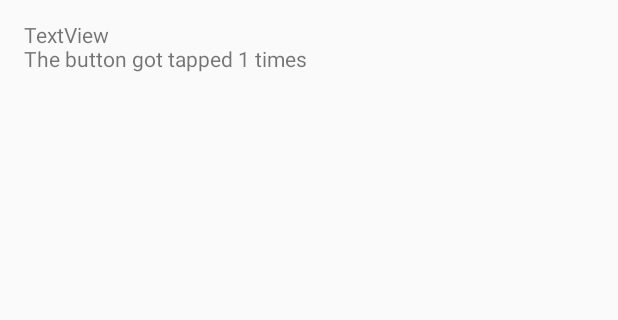
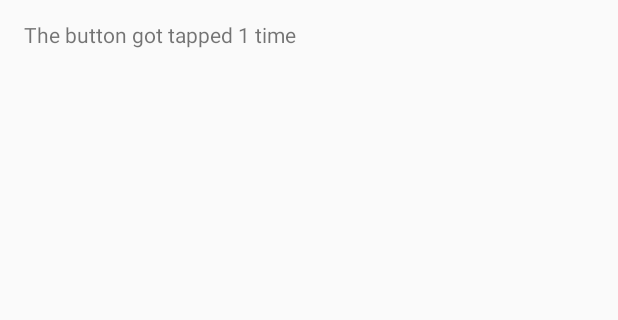
Before and after one commit to jcabujat/button-click-counter-app, an Android app: the screen it shows after launch (MainActivity), after a tap on "BUTTON", on a phone screen of 412 x 824 dp, the part 180-500 px from its top. Run offline under Robolectric (Android 15) with nearby library versions, the phone set to English and light mode, and no system bars.

Commit message:
1st bug fix on extra line and grammar

```diff
--- a/app/src/main/java/com/jocabujat/buttonclickapp/MainActivity.java
+++ b/app/src/main/java/com/jocabujat/buttonclickapp/MainActivity.java
@@ -2,6 +2,7 @@ package com.jocabujat.buttonclickapp;
 
 import androidx.appcompat.app.AppCompatActivity;
 import android.os.Bundle;
+import android.text.method.ScrollingMovementMethod;
 import android.view.View;
 import android.widget.Button;
 import android.widget.EditText;
@@ -22,12 +23,17 @@ public class MainActivity extends AppCompatActivity {
         editText = (EditText) findViewById(R.id.editText);
         button = (Button) findViewById(R.id.button);
         textView = (TextView) findViewById(R.id.textView);
+        textView.setText("");
+        textView.setMovementMethod(new ScrollingMovementMethod());
         View.OnClickListener ourOnClickListener = new View.OnClickListener() {
             @Override
             public void onClick(View v) {
                 numTimesClicked = numTimesClicked + 1;
-                String result = "\nThe button got tapped " + numTimesClicked + " times";
-                textView.append(result);
+                String result = "The button got tapped " + numTimesClicked + " time";
+                if (numTimesClicked != 1) {
+                    result += "s";
+                }
+                textView.append(result + "\n");
             }
         };
         button.setOnClickListener(ourOnClickListener);
```
